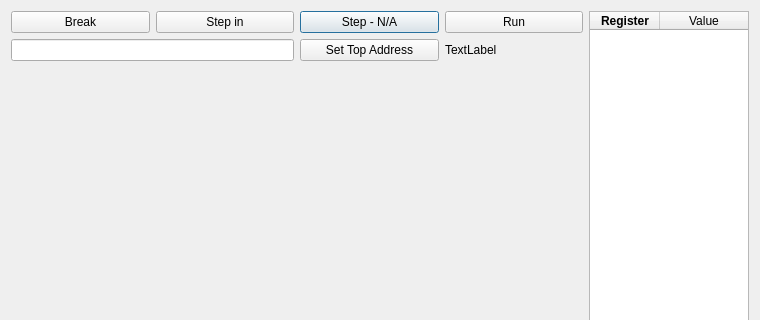
Qt form Sugarbox/DebugDialog.ui (Tom1975/SugarboxV2) before a commit; both pictures show x 0 to 760 and y 0 to 320 of the 760 by 639 pixel window.
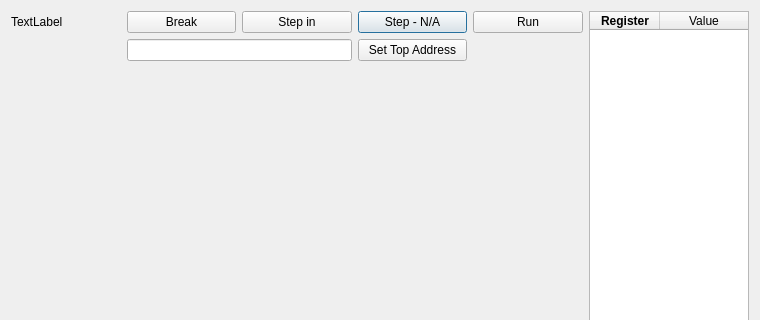
The same form after that commit. Custom widgets are drawn as their Qt base class.

Commit message: Remove unnecessary UI update; fix STEP display.

```diff
--- a/Sugarbox/DebugDialog.ui
+++ b/Sugarbox/DebugDialog.ui
@@ -34,45 +34,45 @@
         <layout class="QHBoxLayout" name="horizontalLayout">
          <item>
           <layout class="QGridLayout" name="gridLayout_2">
-           <item row="0" column="2">
+           <item row="0" column="3">
             <widget class="QPushButton" name="dbg_step">
              <property name="text">
               <string>Step - N/A</string>
              </property>
             </widget>
            </item>
-           <item row="1" column="0" colspan="2">
+           <item row="1" column="1" colspan="2">
             <widget class="QLineEdit" name="dasm_address"/>
            </item>
-           <item row="0" column="0">
+           <item row="0" column="1">
             <widget class="QPushButton" name="dbg_pause">
              <property name="text">
               <string>Break</string>
              </property>
             </widget>
            </item>
-           <item row="0" column="1">
+           <item row="0" column="2">
             <widget class="QPushButton" name="dbg_step_in">
              <property name="text">
               <string>Step in</string>
              </property>
             </widget>
            </item>
-           <item row="0" column="3">
-            <widget class="QPushButton" name="dbg_run">
-             <property name="text">
-              <string>Run</string>
-             </property>
-            </widget>
-           </item>
-           <item row="1" column="2">
+           <item row="1" column="3">
             <widget class="QPushButton" name="set_top_address">
              <property name="text">
               <string>Set Top Address</string>
              </property>
             </widget>
            </item>
-           <item row="1" column="3">
+           <item row="0" column="4">
+            <widget class="QPushButton" name="dbg_run">
+             <property name="text">
+              <string>Run</string>
+             </property>
+            </widget>
+           </item>
+           <item row="0" column="0">
             <widget class="QLabel" name="run_status">
              <property name="text">
               <string>TextLabel</string>
```
The commit also changes 4 other files.
